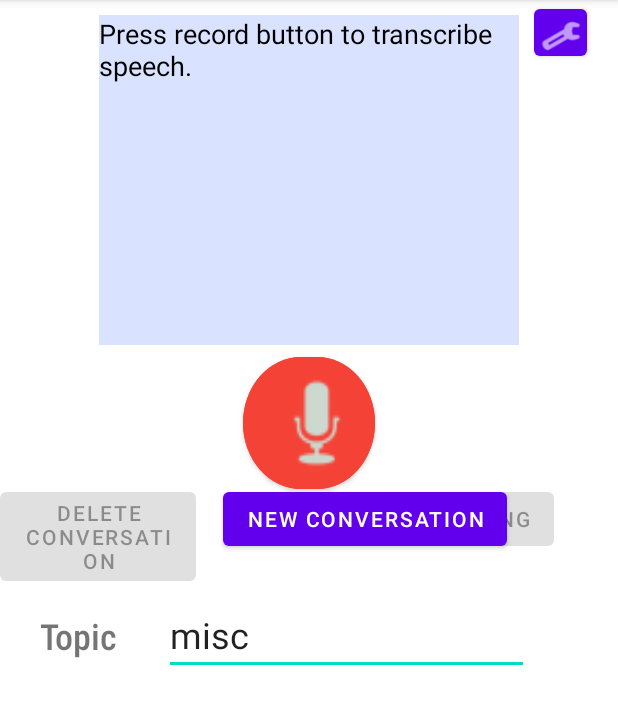
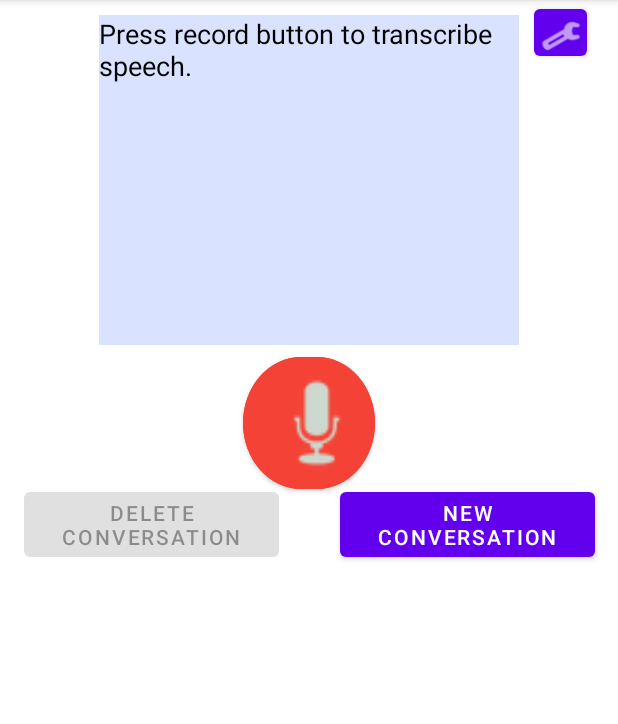
Before and after one commit to jsnfly/VoiceNote, an Android app: the screen it shows after launch (MainActivity), on a phone screen of 412 x 824 dp, the part 84-808 px from its top. Run offline under Robolectric (Android 15) with nearby library versions, the phone set to English and light mode, and no system bars; libraries missing offline, so code that uses them is left out: io.ktor.http; 2 statements that could not run were skipped.

Commit message:
update android app layout

```diff
--- a/android_app/app/src/main/java/com/example/voicenoteclient/MainActivity.kt
+++ b/android_app/app/src/main/java/com/example/voicenoteclient/MainActivity.kt
@@ -9,13 +9,11 @@ import android.text.method.ScrollingMovementMethod
 import android.view.MotionEvent
 import android.view.View
 import android.widget.Button
-import android.widget.EditText
 import android.widget.LinearLayout
 import android.widget.TextView
 import android.widget.Toast
 import androidx.activity.viewModels
 import androidx.appcompat.app.AppCompatActivity
-import androidx.core.widget.addTextChangedListener
 import androidx.lifecycle.lifecycleScope
 import kotlinx.coroutines.launch
 import java.io.File
@@ -126,7 +124,7 @@ class MainActivity : AppCompatActivity() {
         recordButton = findViewById(R.id.recordButton)
         deleteButton = findViewById(R.id.deleteButton)
         deleteButton.text = "Delete Conversation"
-        newChatButton = findViewById(R.id.newChatButton)
+        newChatButton = findViewById(R.id.newConversationButton)
         newChatButton.text = "New Conversation"
         settingsButton = findViewById(R.id.settingsButton)
         transcriptionView = findViewById(R.id.transcription)
--- a/android_app/app/src/main/res/layout/activity_main.xml
+++ b/android_app/app/src/main/res/layout/activity_main.xml
@@ -46,66 +46,25 @@
 
     <Button
         android:id="@+id/deleteButton"
-        android:layout_width="wrap_content"
+        android:layout_width="170dp"
         android:layout_height="wrap_content"
         android:layout_below="@+id/recordButton"
-        android:layout_marginTop="0dp"
-        android:layout_marginEnd="25dp"
+        android:layout_marginStart="15dp"
+        android:layout_marginEnd="-30dp"
         android:layout_toStartOf="@+id/recordButton"
         android:enabled="false"
-        android:text="@string/del" />
+        android:text="@string/delete_conversation" />
 
     <Button
-        android:id="@+id/wrongButton"
-        android:layout_width="wrap_content"
+        android:id="@+id/newConversationButton"
+        android:layout_width="170dp"
         android:layout_height="wrap_content"
         android:layout_below="@+id/recordButton"
-        android:layout_marginStart="25dp"
-        android:layout_marginTop="0dp"
-        android:layout_toEndOf="@+id/recordButton"
-        android:enabled="false"
-        android:text="@string/wrong" />
 
-    <Button
-        android:id="@+id/newChatButton"
-        android:layout_width="wrap_content"
-        android:layout_height="wrap_content"
-        android:layout_below="@+id/recordButton"
-        android:layout_marginStart="-7dp"
-        android:layout_marginTop="0dp"
-        android:layout_alignStart="@id/recordButton"
+        android:layout_alignParentEnd="true"
+        android:layout_marginEnd="15dp"
         android:enabled="true"
-        android:text="@string/new_chat" />
-
-    <TextView
-        android:id="@+id/topic"
-        android:layout_width="82dp"
-        android:layout_height="wrap_content"
-        android:layout_alignParentStart="true"
-        android:layout_alignParentTop="true"
-        android:layout_marginStart="11dp"
-        android:layout_marginTop="407dp"
-        android:fontFamily="sans-serif-condensed-light"
-        android:text="@string/topic"
-        android:textAlignment="center"
-        android:textSize="24sp"
-        android:textStyle="bold"
-        tools:ignore="TextSizeCheck" />
-
-    <EditText
-        android:id="@+id/editTextTopic"
-        android:layout_width="243dp"
-        android:layout_height="48dp"
-        android:layout_alignTop="@+id/topic"
-        android:layout_alignParentTop="true"
-        android:layout_marginStart="16dp"
-        android:layout_marginTop="402dp"
-        android:layout_toEndOf="@+id/topic"
-        android:autofillHints="Topic of the audio message"
-        android:inputType="textShortMessage"
-        android:text="@string/default_topic"
-        android:textSize="24sp"
-        tools:ignore="LabelFor,SpeakableTextPresentCheck" />
+        android:text="@string/new_conversation" />
 
     <Button
         android:id="@+id/settingsButton"
@@ -158,25 +117,6 @@
             tools:ignore="LabelFor"
             android:inputType="textUri" />
 
-        <LinearLayout
-            android:id="@+id/chatModeLayout"
-            android:layout_width="match_parent"
-            android:layout_height="wrap_content"
-            android:orientation="horizontal">
-
-            <TextView
-                android:id="@+id/textViewChatMode"
-                android:text="@string/chat_mode"
-                android:layout_width="92dp"
-                android:layout_height="wrap_content" />
-
-            <CheckBox
-                android:id="@+id/checkBoxChatMode"
-                android:layout_width="wrap_content"
-                android:checked="true"
-                android:layout_height="wrap_content" />
-        </LinearLayout>
-
         <Button
             android:id="@+id/saveSettingsButton"
             android:layout_width="wrap_content"
--- a/android_app/app/src/main/res/values/strings.xml
+++ b/android_app/app/src/main/res/values/strings.xml
@@ -1,6 +1,6 @@
 <resources>
     <string name="app_name">VoiceNoteClient</string>
-    <string name="del">Delete</string>
+    <string name="delete_conversation">Delete conversation</string>
     <string name="wrong">Wrong</string>
     <string name="topic">Topic</string>
     <string name="default_topic">misc</string>
@@ -11,5 +11,5 @@
     <string name="default_port">12345</string>
     <string name="save">save</string>
     <string name="chat_mode">Chat Mode</string>
-    <string name="new_chat">New Chat</string>
+    <string name="new_conversation">New conversation</string>
 </resources>
```
